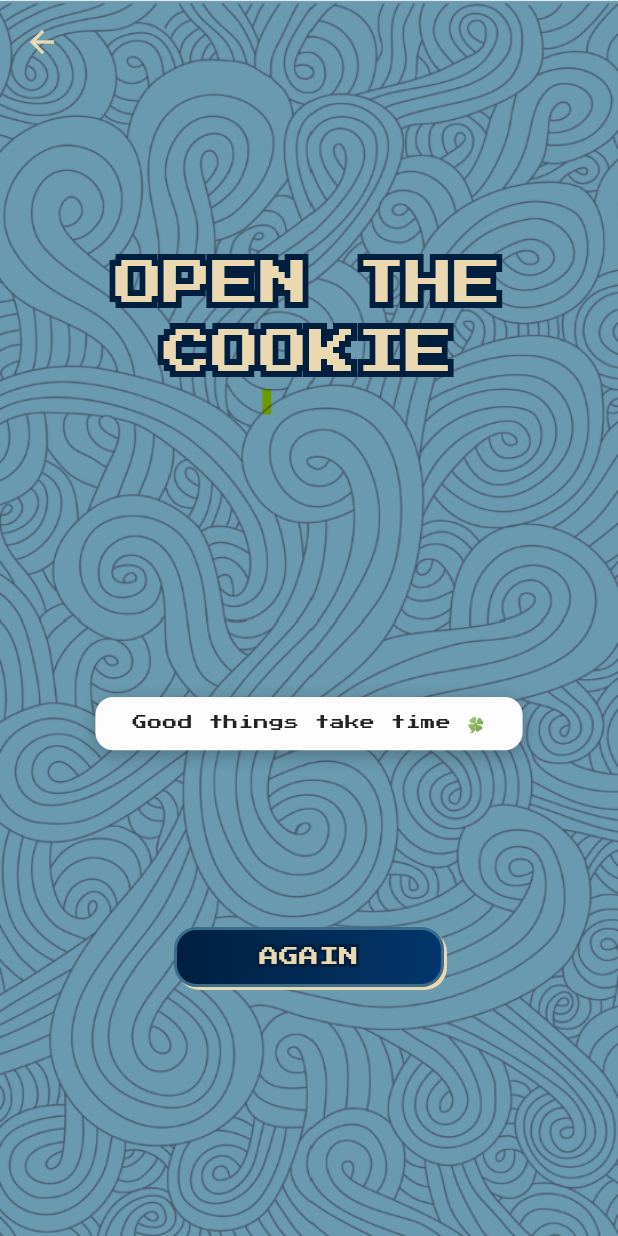
After one commit to angellejoshe/6ADET, a Flutter app: the FortuneCookie screen opened directly, after a tap on "OPEN", on a phone screen of 412 x 824 dp. The commit adds this screen. Run offline on Flutter 3.47's test engine with Material 3 defaults, Android fonts, the phone set to English and light mode, and no system bars; our stand-ins replace device_preview, google_fonts.

Commit message:
Add files via upload

```diff
--- /dev/null
+++ b/lib/screens/fortune_cookie.dart
@@ -0,0 +1,267 @@
+import 'package:flutter/material.dart';
+import 'package:google_fonts/google_fonts.dart';
+import 'package:mystic_pick/screens/hover.dart';
+
+// Clipper classes (split image in half)
+class LeftHalfClipper extends CustomClipper<Path> {
+  @override
+  Path getClip(Size size) {
+    Path path = Path();
+    path.addRect(Rect.fromLTWH(0, 0, size.width * 0.43, size.height));
+    return path;
+  }
+
+  @override
+  bool shouldReclip(covariant CustomClipper<Path> oldClipper) => false;
+}
+
+class RightHalfClipper extends CustomClipper<Path> {
+  @override
+  Path getClip(Size size) {
+    Path path = Path();
+    path.addRect(
+      Rect.fromLTWH(size.width * 0.43, 0, size.width * 0.6, size.height),
+    );
+    return path;
+  }
+
+  @override
+  bool shouldReclip(covariant CustomClipper<Path> oldClipper) => false;
+}
+
+class FortuneCookie extends StatefulWidget {
+  const FortuneCookie({super.key});
+
+  @override
+  State<FortuneCookie> createState() => _FortuneCookieState();
+}
+
+class _FortuneCookieState extends State<FortuneCookie>
+    with SingleTickerProviderStateMixin {
+  late AnimationController _controller;
+  late Animation<double> _animation;
+  bool _opened = false;
+
+  final List<String> fortunes = [
+    "Good things take time 🍀",
+    "Your destiny is bright ✨",
+    "A new adventure awaits 🚀",
+    "Trust the timing of your life 🌙",
+    "Happiness is near 💫",
+  ];
+  late String selectedFortune;
+
+  @override
+  void initState() {
+    super.initState();
+    _controller = AnimationController(
+      vsync: this,
+      duration: const Duration(milliseconds: 1200),
+    );
+    _animation = CurvedAnimation(parent: _controller, curve: Curves.easeOut);
+    selectedFortune = (fortunes..shuffle()).first;
+  }
+
+  void _openCookie() {
+    if (_opened) return;
+    setState(() {
+      _opened = true;
+      selectedFortune = (fortunes..shuffle()).first;
+    });
+    _controller.forward();
+  }
+
+  void _resetCookie() {
+    setState(() => _opened = false);
+    _controller.reverse(from: 1.0);
+  }
+
+  @override
+  Widget build(BuildContext context) {
+    return Scaffold(
+      extendBodyBehindAppBar: true,
+      appBar: AppBar(
+        backgroundColor: Colors.transparent,
+        leading: IconButton(
+          onPressed: () => Navigator.pop(context),
+          icon: const Icon(Icons.arrow_back),
+          color: const Color(0xFFead8b1),
+        ),
+      ),
+      body: Container(
+        width: double.infinity,
+        height: double.infinity,
+        decoration: const BoxDecoration(
+          image: DecorationImage(
+            image: AssetImage('assets/mysticspherebg.png'),
+            fit: BoxFit.fill,
+          ),
+        ),
+        child: Center(
+          child: Column(
+            mainAxisAlignment: MainAxisAlignment.center,
+            children: [
+              // Title
+              Stack(
+                children: [
+                  Text(
+                    'OPEN THE COOKIE',
+                    textAlign: TextAlign.center,
+                    style: GoogleFonts.pressStart2p(
+                      fontSize: 32,
+                      foreground: Paint()
+                        ..style = PaintingStyle.stroke
+                        ..strokeWidth = 8
+                        ..color = const Color(0xFF001f3f),
+                    ),
+                  ),
+                  Text(
+                    'OPEN THE COOKIE',
+                    textAlign: TextAlign.center,
+                    style: GoogleFonts.pressStart2p(
+                      fontSize: 32,
+                      color: const Color(0xFFead8b1),
+                    ),
+                  ),
+                ],
+              ),
+              const SizedBox(height: 50),
+
+              GestureDetector(
+                onTap: _opened ? _resetCookie : _openCookie,
+                child: AnimatedBuilder(
+                  animation: _animation,
+                  builder: (context, child) {
+                    final leftRotation = -_animation.value * 0.5;
+                    final rightRotation = _animation.value * 0.5;
+                    final verticalOffset = -20 * _animation.value;
+
+                    // Cookie fades out while fortune fades in
+                    final cookieOpacity = 1 - _animation.value;
+                    final fortuneOpacity = _animation.value;
+
+                    return Stack(
+                      alignment: Alignment.center,
+                      children: [
+                        // Cookie halves (fade out)
+                        Opacity(
+                          opacity: cookieOpacity.clamp(0.0, 1.0),
+                          child: Stack(
+                            alignment: Alignment.center,
+                            children: [
+                              Transform.translate(
+                                offset: Offset(
+                                  -80 * _animation.value,
+                                  verticalOffset,
+                                ),
+                                child: Transform.rotate(
+                                  angle: leftRotation,
+                                  alignment: Alignment.centerRight,
+                                  child: ClipPath(
+                                    clipper: LeftHalfClipper(),
+                                    child: Image.asset(
+                                      'assets/fortunecookie.png',
+                                      width: 250,
+                                    ),
+                                  ),
+                                ),
+                              ),
+                              Transform.translate(
+                                offset: Offset(
+                                  80 * _animation.value,
+                                  verticalOffset,
+                                ),
+                                child: Transform.rotate(
+                                  angle: rightRotation,
+                                  alignment: Alignment.centerLeft,
+                                  child: ClipPath(
+                                    clipper: RightHalfClipper(),
+                                    child: Image.asset(
+                                      'assets/fortunecookie.png',
+                                      width: 250,
+                                    ),
+                                  ),
+                                ),
+                              ),
+                            ],
+                          ),
+                        ),
+
+                        // Fortune fades in
+                        Opacity(
+                          opacity: fortuneOpacity.clamp(0.0, 1.0),
+                          child: Transform.scale(
+                            scale: fortuneOpacity,
+                            child: Container(
+                              margin: const EdgeInsets.only(top: 100),
+                              padding: const EdgeInsets.symmetric(
+                                horizontal: 25,
+                                vertical: 10,
+                              ),
+                              decoration: BoxDecoration(
+                                color: Colors.white,
+                                borderRadius: BorderRadius.circular(12),
+                                boxShadow: [
+                                  BoxShadow(
+                                    color: Colors.black26,
+                                    blurRadius: 10,
+                                    offset: const Offset(0, 3),
+                                  ),
+                                ],
+                              ),
+                              child: Text(
+                                selectedFortune,
+                                style: GoogleFonts.pressStart2p(
+                                  fontSize: 10,
+                                  color: Colors.black87,
+                                ),
+                                textAlign: TextAlign.center,
+                              ),
+                            ),
+                          ),
+                        ),
+                      ],
+                    );
+                  },
+                ),
+              ),
+
+              const SizedBox(height: 60),
+
+              Hover(
+                onTap: _opened ? _resetCookie : _openCookie,
+                child: Stack(
+                  children: [
+                    Text(
+                      _opened ? "AGAIN" : "OPEN",
+                      style: GoogleFonts.pressStart2p(
+                        fontSize: 13,
+                        foreground: Paint()
+                          ..style = PaintingStyle.stroke
+                          ..strokeWidth = 4
+                          ..color = const Color(0xFF001f3f),
+                      ),
+                    ),
+                    Text(
+                      _opened ? "AGAIN" : "OPEN",
+                      style: GoogleFonts.pressStart2p(
+                        fontSize: 13,
+                        color: const Color(0xFFead8b1),
+                      ),
+                    ),
+                  ],
+                ),
+              ),
+            ],
+          ),
+        ),
+      ),
+    );
+  }
+
+  @override
+  void dispose() {
+    _controller.dispose();
+    super.dispose();
+  }
+}
```
Also changed, not shown: lib/screens/cube.dart (added, +88 -0 lines), lib/screens/dice.dart (added, +152 -0 lines), lib/screens/request.dart (+82 -18 lines).
